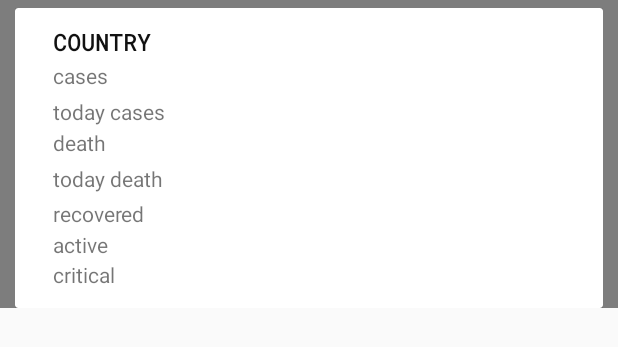
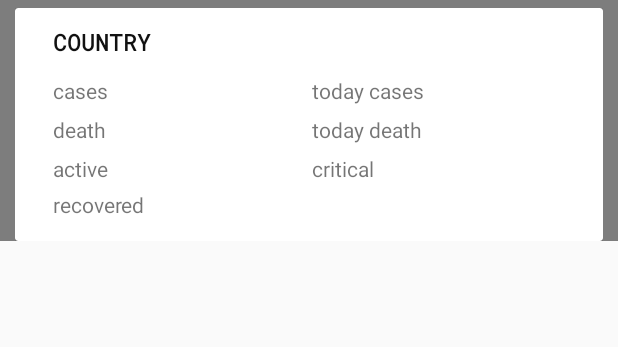
Before and after one commit to vinuv00702/CoronaTracker, an Android app: the layout countries_list.xml on its own in the app's theme, with its tools: preview values and no code run, on a phone screen of 412 x 824 dp. Shown: the top 347 px of the screen. Run offline under Robolectric (Android 15) with nearby library versions, the phone set to English and light mode, and no system bars; Roboto replaces fonts that are not available here.

```diff
--- a/app/src/main/java/com/app/coronatracker/ui/api/GlobalData/GlobalDataWebService.java
+++ b/app/src/main/java/com/app/coronatracker/ui/api/GlobalData/GlobalDataWebService.java
@@ -53,7 +53,7 @@ public class GlobalDataWebService implements GlobalDataWebInterface {
             @Override
             public void onFailure(Call<Dashboard> call, Throwable t) {
 
-                liveData.setValue(null);
+//                liveData.setValue(null);
             }
         });
         return liveData;
--- a/app/src/main/java/com/app/coronatracker/ui/api/IndianData/IndianDataApi.java
+++ b/app/src/main/java/com/app/coronatracker/ui/api/IndianData/IndianDataApi.java
@@ -17,7 +17,7 @@ public interface IndianDataApi {
            "x-rapidapi-host:"+ APIConstant.CORONATRACKER_HOST,
             "x-rapidapi-key:"+ APIConstant.CORONATRACKER_API_KEY
     })
-    @GET("getStatewise")
+    @GET("getStateWise")
     Call<ArrayList<State>> getStateWise();
 
 }
--- a/app/src/main/java/com/app/coronatracker/ui/api/IndianData/IndianDataWebService.java
+++ b/app/src/main/java/com/app/coronatracker/ui/api/IndianData/IndianDataWebService.java
@@ -1,5 +1,7 @@
 package com.app.coronatracker.ui.api.IndianData;
 
+
+import android.util.Log;
 
 import androidx.lifecycle.MutableLiveData;
 
@@ -47,12 +49,14 @@ public class IndianDataWebService implements IndianDataWebInterface {
             public void onResponse(Call<ArrayList<State>> call, Response<ArrayList<State>> response) {
                 if(response.isSuccessful()){
                     liveData.setValue(response.body());
+                    Log.e("action","response"+response.body());
                 }
             }
 
             @Override
             public void onFailure(Call<ArrayList<State>> call, Throwable t) {
-                //liveData.setValue(null);
+                liveData.setValue(null);
+                Log.e("API","error-"+t.getLocalizedMessage());
             }
         });
 
--- a/app/src/main/java/com/app/coronatracker/ui/home/viewModel/HomeViewModel.java
+++ b/app/src/main/java/com/app/coronatracker/ui/home/viewModel/HomeViewModel.java
@@ -90,8 +90,8 @@ public class HomeViewModel extends ViewModel {
         return mutableLiveData;
     }
 
-    public LiveData<ArrayList<IndianStateModel>> getStates(){ return indianStatesLiveData; }
-
-
+    public LiveData<ArrayList<IndianStateModel>> getStates(){
+        return indianStatesLiveData;
+    }
 
 }
--- a/app/src/main/res/layout/countries_list.xml
+++ b/app/src/main/res/layout/countries_list.xml
@@ -11,7 +11,7 @@
     <androidx.cardview.widget.CardView
         android:id="@+id/cardView"
         android:layout_width="match_parent"
-        android:layout_height="200dp"
+        android:layout_height="155dp"
         app:layout_constraintStart_toStartOf="parent"
         app:layout_constraintTop_toTopOf="parent">
 
@@ -45,7 +45,7 @@
                 android:layout_alignParentStart="true"
                 android:layout_alignParentTop="true"
                 android:layout_marginStart="15dp"
-                android:layout_marginTop="35dp"
+                android:layout_marginTop="45dp"
                 android:text="cases">
 
             </TextView>
@@ -56,8 +56,8 @@
                 android:layout_height="wrap_content"
                 android:layout_alignParentStart="true"
                 android:layout_alignParentTop="true"
-                android:layout_marginStart="15dp"
-                android:layout_marginTop="59dp"
+                android:layout_marginStart="188dp"
+                android:layout_marginTop="45dp"
                 android:text="today cases">
 
             </TextView>
@@ -69,7 +69,7 @@
                 android:layout_alignParentStart="true"
                 android:layout_alignParentTop="true"
                 android:layout_marginStart="15dp"
-                android:layout_marginTop="80dp"
+                android:layout_marginTop="71dp"
                 android:text="death">
 
             </TextView>
@@ -80,8 +80,8 @@
                 android:layout_height="wrap_content"
                 android:layout_alignParentStart="true"
                 android:layout_alignParentTop="true"
-                android:layout_marginStart="15dp"
-                android:layout_marginTop="104dp"
+                android:layout_marginStart="188dp"
+                android:layout_marginTop="71dp"
                 android:text="today death">
 
             </TextView>
@@ -93,7 +93,7 @@
                 android:layout_alignParentStart="true"
                 android:layout_alignParentTop="true"
                 android:layout_marginStart="15dp"
-                android:layout_marginTop="127dp"
+                android:layout_marginTop="121dp"
                 android:text="recovered">
 
             </TextView>
@@ -105,7 +105,7 @@
                 android:layout_alignParentStart="true"
                 android:layout_alignParentTop="true"
                 android:layout_marginStart="15dp"
-                android:layout_marginTop="148dp"
+                android:layout_marginTop="97dp"
                 android:text="active">
 
             </TextView>
@@ -116,8 +116,8 @@
                 android:layout_height="wrap_content"
                 android:layout_alignParentStart="true"
                 android:layout_alignParentTop="true"
-                android:layout_marginStart="15dp"
-                android:layout_marginTop="168dp"
+                android:layout_marginStart="188dp"
+                android:layout_marginTop="97dp"
                 android:text="critical">
 
             </TextView>
```
Also changed, not shown: app/src/main/java/com/app/coronatracker/ui/home/HomeFragment.java (+54 -0 lines), app/src/main/res/drawable/spinner_bg.xml (added, +12 -0 lines), app/src/main/res/layout/fragment_home.xml (+15 -3 lines).
